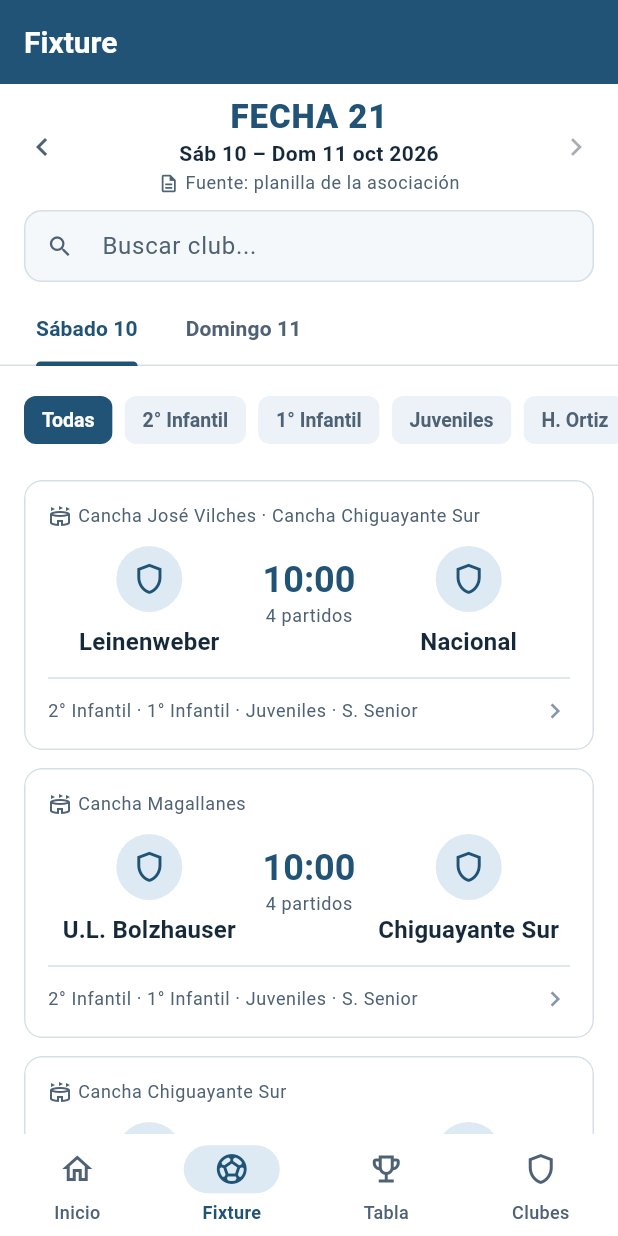
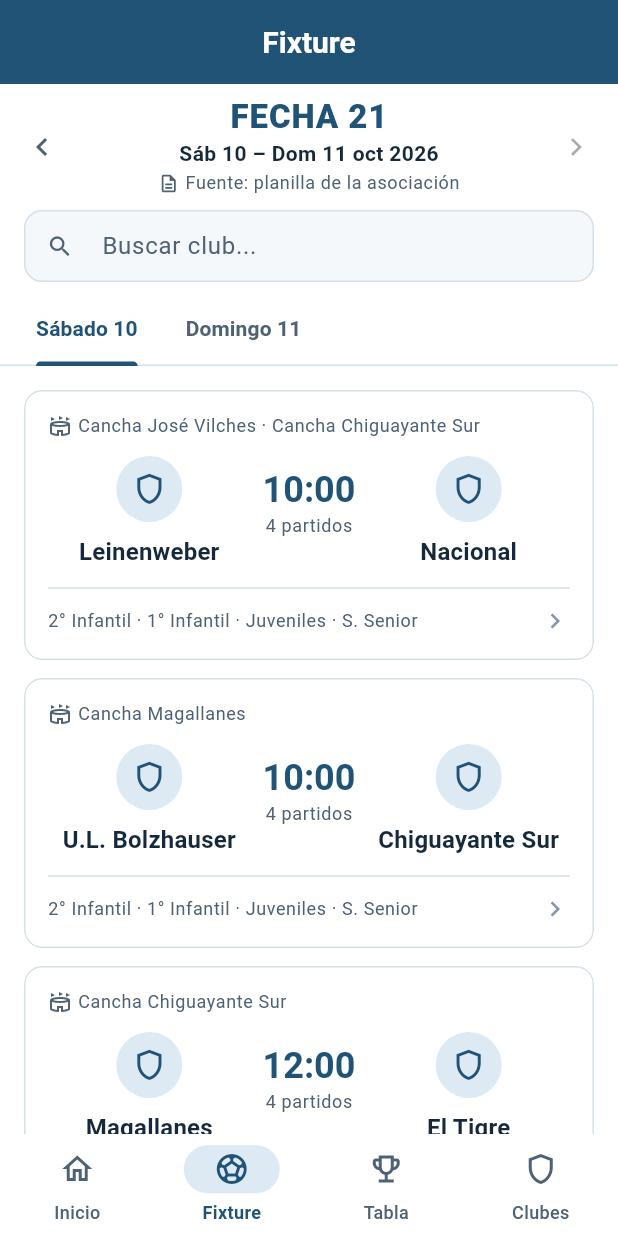
Before and after one commit to DigitalSoccer/DigitalSoccer, a Flutter app: the screen it shows after launch, item 2 of the bottom bar chosen, on a phone screen of 412 x 824 dp. Run offline on Flutter 3.47's test engine with Material 3 defaults, Android fonts, the phone set to English and light mode, and no system bars; our stand-ins replace shared_preferences.

Commit message:
Ajustes visuales: sin filtro de series, Inicio y títulos centrados
- Fixture: se quita la fila de filtro por serie bajo los días. Sin ese
  filtro cada tarjeta ya trae el cruce completo, así que FixtureView
  pasa a ser StatelessWidget y se elimina la reconstrucción del cruce
  para el detalle.
- Inicio: el club (ícono, nombre, cancha y "Cambiar") y la bienvenida
  quedan centrados en el bloque azul.
- Barra superior: títulos centrados en todas las pantallas.
- Se eliminan las dos pruebas del filtro de series (71 pruebas).

Co-Authored-By: Claude Opus 5.5 <noreply@anthropic.com>

```diff
--- a/lib/pages/inicio_page.dart
+++ b/lib/pages/inicio_page.dart
@@ -168,7 +168,6 @@ class _ChooseClub extends StatelessWidget {
         _Hero(
           child: ContentWidth(
             child: Column(
-              crossAxisAlignment: CrossAxisAlignment.start,
               children: [
                 const Icon(
                   Icons.sports_soccer,
@@ -178,6 +177,7 @@ class _ChooseClub extends StatelessWidget {
                 const SizedBox(height: AppSpacing.md),
                 Text(
                   '¡Bienvenido!',
+                  textAlign: TextAlign.center,
                   style: textTheme.headlineSmall?.copyWith(
                     color: AppColors.onPrimary,
                     fontWeight: FontWeight.w700,
@@ -187,6 +187,7 @@ class _ChooseClub extends StatelessWidget {
                 Text(
                   'Elige tu club para ver sus partidos de la fecha y su '
                   'posición en la tabla.',
+                  textAlign: TextAlign.center,
                   style: textTheme.bodyLarge?.copyWith(
                     color: AppColors.primaryContainer,
                   ),
@@ -299,23 +300,21 @@ class _ClubHome extends StatelessWidget {
       children: [
         _Hero(
           child: ContentWidth(
-            child: Row(
+            child: Column(
               children: [
-                const ClubAvatar(size: 56),
-                const SizedBox(width: AppSpacing.md),
-                Expanded(
-                  child: Column(
-                    crossAxisAlignment: CrossAxisAlignment.start,
-                    children: [
+                const ClubAvatar(size: 72),
+                const SizedBox(height: AppSpacing.sm),
                 Text(
                   'MI CLUB',
                   style: textTheme.labelSmall?.copyWith(
                     color: AppColors.primaryContainer,
                     fontWeight: FontWeight.w700,
+                    letterSpacing: 1.2,
                   ),
                 ),
                 Text(
                   club.name,
+                  textAlign: TextAlign.center,
                   style: textTheme.headlineSmall?.copyWith(
                     color: AppColors.onPrimary,
                     fontWeight: FontWeight.w700,
@@ -324,19 +323,19 @@ class _ClubHome extends StatelessWidget {
                 if (club.field.isNotEmpty)
                   Text(
                     club.field,
+                    textAlign: TextAlign.center,
                     style: textTheme.bodyMedium?.copyWith(
                       color: AppColors.primaryContainer,
                     ),
                   ),
-                    ],
-                  ),
-                ),
-                TextButton(
+                const SizedBox(height: AppSpacing.xs),
+                TextButton.icon(
                   onPressed: onChangeClub,
                   style: TextButton.styleFrom(
                     foregroundColor: AppColors.onPrimary,
                   ),
-                  child: const Text('Cambiar'),
+                  icon: const Icon(Icons.swap_horiz, size: 18),
+                  label: const Text('Cambiar'),
                 ),
               ],
             ),
--- a/lib/theme/app_theme.dart
+++ b/lib/theme/app_theme.dart
@@ -120,7 +120,7 @@ ThemeData buildAppTheme() {
       surfaceTintColor: Colors.transparent,
       elevation: 0,
       scrolledUnderElevation: 0,
-      centerTitle: false,
+      centerTitle: true,
       // Tamaño explícito: `ThemeData.textTheme` aún no incluye tamaños
       // (Flutter los agrega en Theme.of), y el título quedaba en 14 px.
       titleTextStyle: TextStyle(
--- a/lib/widgets/fixture_view.dart
+++ b/lib/widgets/fixture_view.dart
@@ -8,23 +8,9 @@ import 'app_components.dart';
 import 'async_views.dart';
 import 'matchup_card.dart';
 
-/// Orden de las series para el filtro (de menor a mayor). Las que no estén
-/// aquí se agregan al final en el orden en que aparecen.
-const List<String> seriesOrder = [
-  '2° Infantil',
-  '1° Infantil',
-  'Juveniles',
-  'H. Ortiz',
-  'S. Senior',
-  'Segunda',
-  'Primera',
-  'Senior',
-  'Honor',
-];
-
 /// Fixture por cruce: una tarjeta por cada "local vs visita" del día. Al
 /// tocarla se abre el detalle con la cancha y los horarios de cada serie.
-class FixtureView extends StatefulWidget {
+class FixtureView extends StatelessWidget {
   final List<MatchDay> matchDays;
 
   /// Si se indica, solo muestra los partidos de ese club.
@@ -52,24 +38,14 @@ class FixtureView extends StatefulWidget {
     this.roundNumber,
   });
 
-  @override
-  State<FixtureView> createState() => _FixtureViewState();
-}
-
-class _FixtureViewState extends State<FixtureView> {
-  /// Serie elegida por día (null = todas).
-  final Map<int, String?> _serieByDay = {};
-
-  bool matchesFilter(Match match, String? serie) {
-    if (widget.clubId != null && !match.involves(widget.clubId!)) {
+  // Los filtros (club y nombre de equipo) aplican a todas las series de un
+  // cruce por igual, así que cada tarjeta conserva el cruce completo.
+  bool matchesFilter(Match match) {
+    if (clubId != null && !match.involves(clubId!)) {
       return false;
     }
 
-    if (serie != null && match.category != serie) {
-      return false;
-    }
-
-    final query = widget.searchQuery?.trim().toLowerCase() ?? '';
+    final query = searchQuery?.trim().toLowerCase() ?? '';
 
     if (query.isEmpty) return true;
 
@@ -77,23 +53,9 @@ class _FixtureViewState extends State<FixtureView> {
         match.away.toLowerCase().contains(query);
   }
 
-  List<String> seriesOf(MatchDay day) {
-    final present = <String>{
-      for (final field in day.fields)
-        for (final match in field.matches)
-          if (widget.clubId == null || match.involves(widget.clubId!))
-            match.category,
-    };
-
-    return [
-      ...seriesOrder.where(present.contains),
-      ...present.where((s) => !seriesOrder.contains(s)),
-    ];
-  }
-
   @override
   Widget build(BuildContext context) {
-    if (widget.matchDays.isEmpty) {
+    if (matchDays.isEmpty) {
       return const EmptyView(
         icon: Icons.event_busy,
         message: 'No hay partidos programados.',
@@ -101,7 +63,7 @@ class _FixtureViewState extends State<FixtureView> {
     }
 
     return DefaultTabController(
-      length: widget.matchDays.length,
+      length: matchDays.length,
       child: Column(
         children: [
           ContentWidth(
@@ -110,7 +72,7 @@ class _FixtureViewState extends State<FixtureView> {
               padding: const EdgeInsets.symmetric(
                 horizontal: AppSpacing.sm,
               ),
-              tabs: widget.matchDays
+              tabs: matchDays
                   .map(
                     (d) => Tab(
                   text: dayTabLabel(d),
@@ -122,8 +84,7 @@ class _FixtureViewState extends State<FixtureView> {
           Expanded(
             child: TabBarView(
               children: [
-                for (var i = 0; i < widget.matchDays.length; i++)
-                  _buildDay(context, i, widget.matchDays[i]),
+                for (final day in matchDays) _buildDay(context, day),
               ],
             ),
           ),
@@ -132,33 +93,18 @@ class _FixtureViewState extends State<FixtureView> {
     );
   }
 
-  Widget _buildDay(BuildContext context, int index, MatchDay day) {
-    final serie = _serieByDay[index];
-    final series = seriesOf(day);
-
+  Widget _buildDay(BuildContext context, MatchDay day) {
     final matchups = Matchup.fromDay(
       day,
       map: OverrideService.apply,
-      where: (m) => matchesFilter(m, serie),
+      where: matchesFilter,
     );
 
-    // El detalle muestra todas las series del cruce, aunque la lista esté
-    // filtrada por una serie: el filtro solo sirve para encontrarlo.
-    final complete = {
-      for (final m in Matchup.fromDay(
-        day,
-        map: OverrideService.apply,
-        where: (m) => matchesFilter(m, null),
-      ))
-        '${m.homeId}|${m.awayId}': m,
-    };
-
     // Con el filtro de club todos los cruces son suyos: no se resalta.
-    final highlight =
-    widget.clubId == null ? widget.highlightClubId : null;
+    final highlight = clubId == null ? highlightClubId : null;
 
     final subtitle = [
-      if (widget.roundNumber != null) 'Fecha ${widget.roundNumber}',
+      if (roundNumber != null) 'Fecha $roundNumber',
       dayLabel(day),
     ].join(' · ');
 
@@ -171,8 +117,7 @@ class _FixtureViewState extends State<FixtureView> {
             context,
             MaterialPageRoute(
               builder: (_) => MatchupDetailPage(
-                matchup:
-                complete['${matchup.homeId}|${matchup.awayId}'] ?? matchup,
+                matchup: matchup,
                 subtitle: subtitle,
               ),
             ),
@@ -181,25 +126,15 @@ class _FixtureViewState extends State<FixtureView> {
     ];
 
     final byes = day.byeClubIds
-        .map((id) => widget.clubNames[id] ?? id)
+        .map((id) => clubNames[id] ?? id)
         .toList();
 
     return ListView(
-      padding: const EdgeInsets.only(bottom: AppSpacing.xl),
+      padding: const EdgeInsets.only(
+        top: AppSpacing.xs,
+        bottom: AppSpacing.xl,
+      ),
       children: [
-        if (series.length > 1)
-          ContentWidth(
-            child: _SerieFilter(
-              series: series,
-              selected: serie,
-              onSelected: (value) {
-                setState(() {
-                  _serieByDay[index] = value;
-                });
-              },
-            ),
-          ),
-
         if (cards.isEmpty)
           Padding(
             padding: const EdgeInsets.only(top: AppSpacing.xl),
@@ -211,62 +146,11 @@ class _FixtureViewState extends State<FixtureView> {
         else
           ...cards.map((card) => ContentWidth(child: card)),
 
-        if (byes.isNotEmpty && widget.clubId == null)
+        if (byes.isNotEmpty && clubId == null)
           ContentWidth(
             child: _ByeBanner(names: byes),
           ),
       ],
-    );
-  }
-}
-
-class _SerieFilter extends StatelessWidget {
-  final List<String> series;
-  final String? selected;
-  final ValueChanged<String?> onSelected;
-
-  const _SerieFilter({
-    required this.series,
-    required this.selected,
-    required this.onSelected,
-  });
-
-  @override
-  Widget build(BuildContext context) {
-    Widget chip(String label, String? value) {
-      final isSelected = selected == value;
-
-      return Padding(
-        padding: const EdgeInsets.only(right: AppSpacing.sm),
-        child: ChoiceChip(
-          label: Text(label),
-          selected: isSelected,
-          showCheckmark: false,
-          selectedColor: AppColors.primary,
-          labelStyle: TextStyle(
-            fontSize: 13,
-            fontWeight: FontWeight.w600,
-            color: isSelected ? AppColors.onPrimary : AppColors.textMuted,
-          ),
-          onSelected: (_) => onSelected(value),
-        ),
-      );
-    }
-
-    return SingleChildScrollView(
-      scrollDirection: Axis.horizontal,
-      padding: const EdgeInsets.fromLTRB(
-        AppSpacing.lg,
-        AppSpacing.md,
-        AppSpacing.lg,
-        AppSpacing.xs,
-      ),
-      child: Row(
-        children: [
-          chip('Todas', null),
-          for (final s in series) chip(s, s),
-        ],
-      ),
     );
   }
 }
```
Also changed, not shown: 2 other files. Lines whose indentation alone changed are shown as unchanged.
